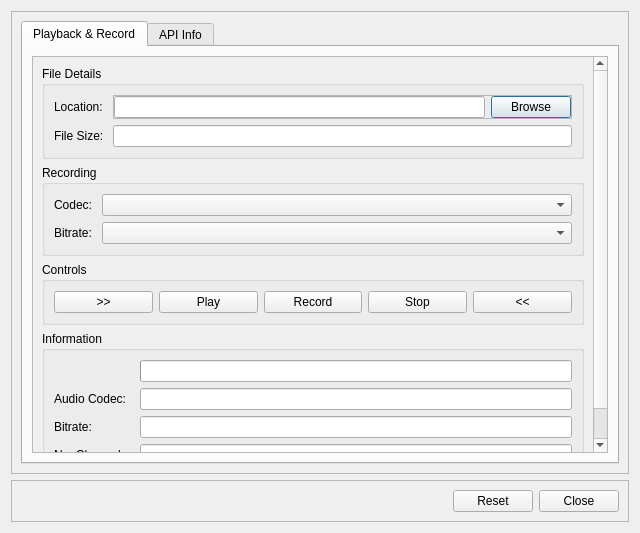
Above: src/ui/gkaudioplaydialog.ui from GekkoFyre/small-world-deluxe before the change. Below: the same form after it.
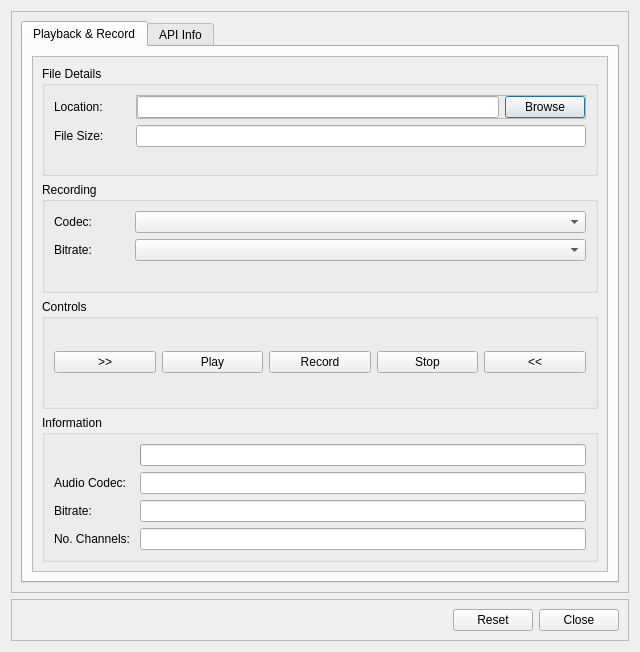
That is the form after the change.

What changed in the file:
```diff
--- a/src/ui/gkaudioplaydialog.ui
+++ b/src/ui/gkaudioplaydialog.ui
@@ -7,7 +7,7 @@
     <x>0</x>
     <y>0</y>
     <width>640</width>
-    <height>480</height>
+    <height>652</height>
    </rect>
   </property>
   <property name="sizePolicy">
@@ -55,8 +55,8 @@
               <rect>
                <x>0</x>
                <y>0</y>
-               <width>555</width>
-               <height>424</height>
+               <width>576</width>
+               <height>511</height>
               </rect>
              </property>
              <layout class="QVBoxLayout" name="verticalLayout_4">
@@ -69,7 +69,7 @@
                  <item row="0" column="0">
                   <widget class="QLabel" name="label_playback_file_loc">
                    <property name="text">
-                    <string>Location: </string>
+                    <string>Location:        </string>
                    </property>
                   </widget>
                  </item>
@@ -114,7 +114,7 @@
                  <item row="1" column="0">
                   <widget class="QLabel" name="label_playback_file_size">
                    <property name="text">
-                    <string>File Size: </string>
+                    <string>File Size:        </string>
                    </property>
                   </widget>
                  </item>
@@ -137,7 +137,7 @@
                  <item row="0" column="0">
                   <widget class="QLabel" name="label_playback_rec_codec">
                    <property name="text">
-                    <string>Codec: </string>
+                    <string>Codec:           </string>
                    </property>
                   </widget>
                  </item>
@@ -147,7 +147,7 @@
                  <item row="1" column="0">
                   <widget class="QLabel" name="label_playback_rec_bitrate">
                    <property name="text">
-                    <string>Bitrate: </string>
+                    <string>Bitrate:          </string>
                    </property>
                   </widget>
                  </item>
```
